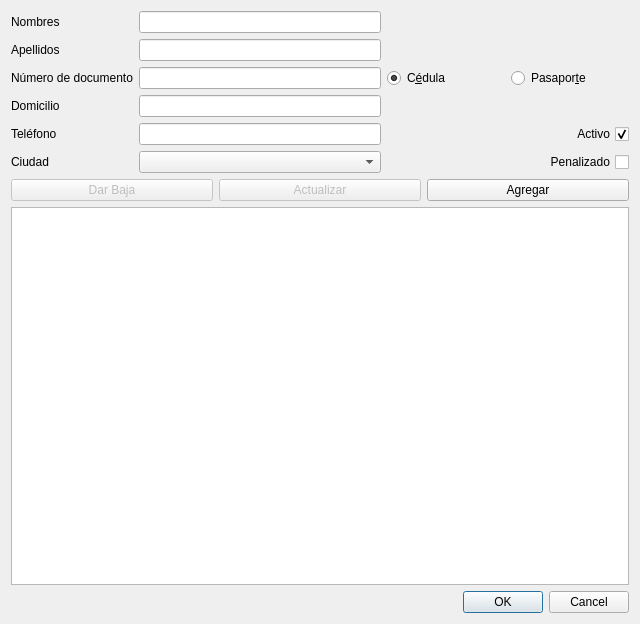
Above: Diseño Interfaz Gráfica/abm_paciente.ui from gabofer82/taller_programacion_2017 before the change. Below: the same form after it.
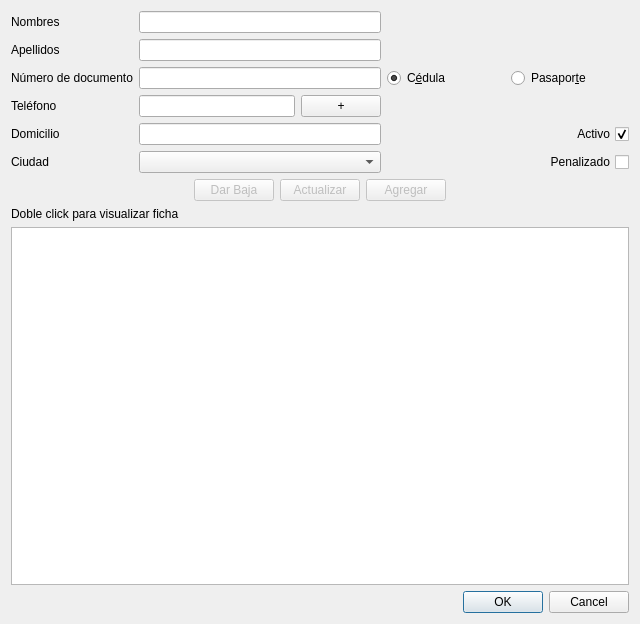
That is the form after the change.

```diff
--- a/Diseño Interfaz Gráfica/abm_paciente.ui
+++ b/Diseño Interfaz Gráfica/abm_paciente.ui
@@ -32,13 +32,6 @@
        </property>
       </spacer>
      </item>
-     <item row="4" column="0">
-      <widget class="QLabel" name="lbl_telefono">
-       <property name="text">
-        <string>Teléfono</string>
-       </property>
-      </widget>
-     </item>
      <item row="4" column="2">
       <layout class="QHBoxLayout" name="horizontalLayout">
        <item>
@@ -69,13 +62,6 @@
        </item>
       </layout>
      </item>
-     <item row="3" column="0">
-      <widget class="QLabel" name="lbl_domicilio">
-       <property name="text">
-        <string>Domicilio</string>
-       </property>
-      </widget>
-     </item>
      <item row="0" column="2">
       <spacer name="hspc_nombres_derecha">
        <property name="orientation">
@@ -89,9 +75,6 @@
        </property>
       </spacer>
      </item>
-     <item row="3" column="1">
-      <widget class="QLineEdit" name="txt_domicilio"/>
-     </item>
      <item row="1" column="0">
       <widget class="QLabel" name="lbl_apellidos">
        <property name="text">
@@ -122,9 +105,6 @@
        </property>
       </widget>
      </item>
-     <item row="4" column="1">
-      <widget class="QLineEdit" name="txt_telefono"/>
-     </item>
      <item row="5" column="1">
       <widget class="QComboBox" name="cbox_ciudad"/>
      </item>
@@ -183,10 +163,54 @@
        </item>
       </layout>
      </item>
+     <item row="4" column="1">
+      <widget class="QLineEdit" name="txt_domicilio"/>
+     </item>
+     <item row="4" column="0">
+      <widget class="QLabel" name="lbl_domicilio">
+       <property name="text">
+        <string>Domicilio</string>
+       </property>
+      </widget>
+     </item>
+     <item row="3" column="0">
+      <widget class="QLabel" name="lbl_telefono">
+       <property name="text">
+        <string>Teléfono</string>
+       </property>
+      </widget>
+     </item>
+     <item row="3" column="1">
+      <layout class="QHBoxLayout" name="hlyt_btn_agregar_telefono">
+       <item>
+        <widget class="QLineEdit" name="txt_telefono"/>
+       </item>
+       <item>
+        <widget class="QPushButton" name="btn_agregar_telefono">
+         <property name="text">
+          <string>+</string>
+         </property>
+        </widget>
+       </item>
+      </layout>
+     </item>
     </layout>
    </item>
    <item>
-    <layout class="QHBoxLayout" name="horizontalLayout_4">
+    <layout class="QHBoxLayout" name="hlyt_botones_control">
+     <item>
+      <spacer name="hspc_izquierda_botones">
+       <property name="orientation">
+        <enum>Qt::Horizontal</enum>
+       </property>
+       <property name="sizeHint" stdset="0">
+        <size>
+         <width>40</width>
+         <height>20</height>
+        </size>
+       </property>
+      </spacer>
+     </item>
      <item>
       <widget class="QPushButton" name="btn_baja">
        <property name="enabled">
@@ -209,13 +233,36 @@
      </item>
      <item>
       <widget class="QPushButton" name="btn_agregar">
+       <property name="enabled">
+        <bool>false</bool>
+       </property>
        <property name="text">
         <string>Agregar</string>
        </property>
       </widget>
      </item>
+     <item>
+      <spacer name="hspc_derecha_botones">
+       <property name="orientation">
+        <enum>Qt::Horizontal</enum>
+       </property>
+       <property name="sizeHint" stdset="0">
+        <size>
+         <width>40</width>
+         <height>20</height>
+        </size>
+       </property>
+      </spacer>
+     </item>
     </layout>
    </item>
+   <item>
+    <widget class="QLabel" name="lbl_visualizar_ficha">
+     <property name="text">
+      <string>Doble click para visualizar ficha</string>
+     </property>
+    </widget>
+   </item>
    <item>
     <widget class="QTableView" name="table_pacientes"/>
    </item>
```
Left out of the diff: 9 changed lines with no effect on the pictures.
